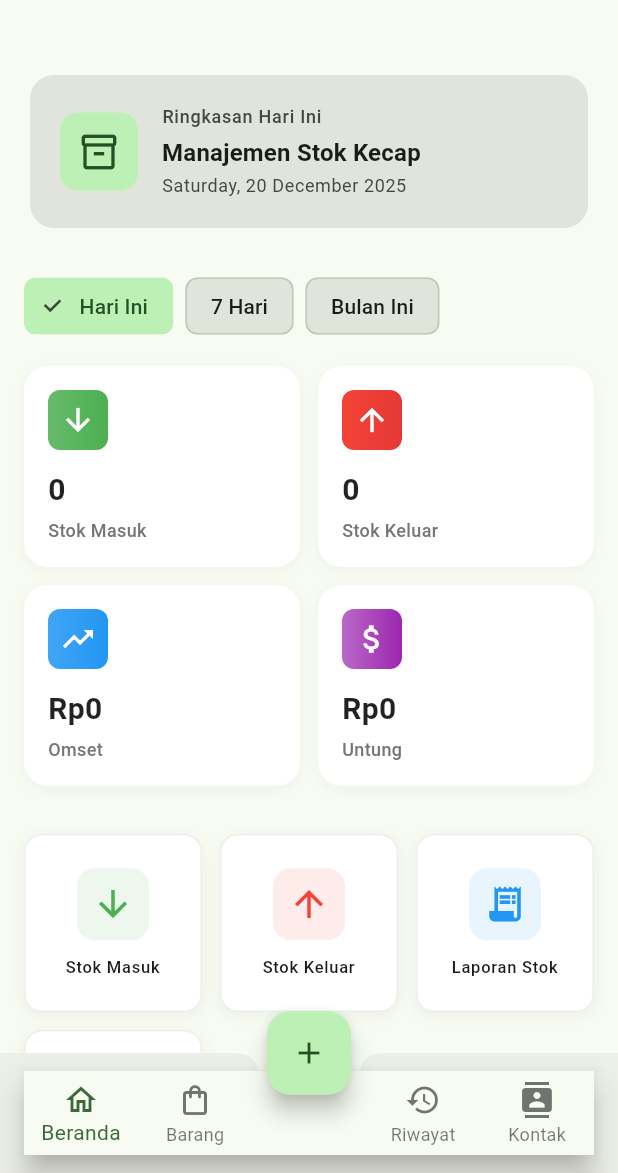
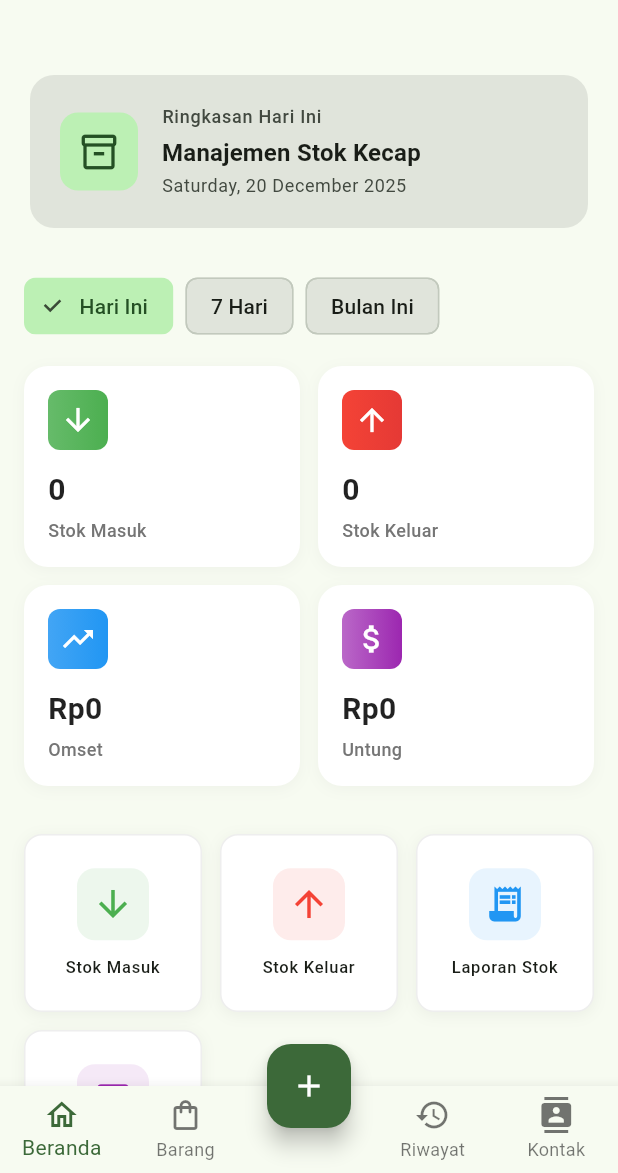
Before and after one commit to LeiXuanz1/Prak-Mobile, a Flutter app: the HomeView screen opened by its route, on a phone screen of 412 x 824 dp, the part 63-1236 px from its top. Run offline on Flutter 3.47's test engine with Material 3 defaults, Android fonts, the phone set to English and light mode, and no system bars; our stand-ins replace connectivity_plus, dio, firebase_core, firebase_messaging, flutter_dotenv, flutter_local_notifications and 10 more; accounts and stored records are empty.

Commit message:
using color app theme

```diff
--- a/lib/modules/contact/views/contact_card_view.dart
+++ b/lib/modules/contact/views/contact_card_view.dart
@@ -149,6 +149,8 @@ class ContactCardView extends StatelessWidget {
         onPressed: () {
           Get.to(() => AddContactView());
         },
+        backgroundColor: theme.colorScheme.primary,
+        foregroundColor: theme.colorScheme.onPrimary,
         child: const Icon(Icons.add),
       ),
     );
--- a/lib/modules/home/views/home_view.dart
+++ b/lib/modules/home/views/home_view.dart
@@ -26,11 +26,8 @@ class HomeView extends StatelessWidget {
 
     return Scaffold(
       backgroundColor: theme.colorScheme.surface,
-      bottomNavigationBar: BottomAppBar(
-        shape: const CircularNotchedRectangle(),
-        notchMargin: 8.0,
-        child: BottomNavigationBar(
-          type: BottomNavigationBarType.fixed,
+      bottomNavigationBar: BottomNavigationBar(
+        type: BottomNavigationBarType.fixed,
           items: const [
             BottomNavigationBarItem(
               icon: Icon(Icons.home_outlined),
@@ -73,10 +70,11 @@ class HomeView extends StatelessWidget {
             }
           },
         ),
-      ),
       floatingActionButton: FloatingActionButton(
         onPressed: () => Get.to(() => const HiveAddView()),
         tooltip: 'Tambah Produk',
+        backgroundColor: theme.colorScheme.primary,
+        foregroundColor: theme.colorScheme.onPrimary,
         child: const Icon(Icons.add),
       ),
       floatingActionButtonLocation: FloatingActionButtonLocation.centerDocked,
```
Also changed, not shown: lib/shared/widgets/api_testing.dart (+25 -22 lines), 1 other file.
